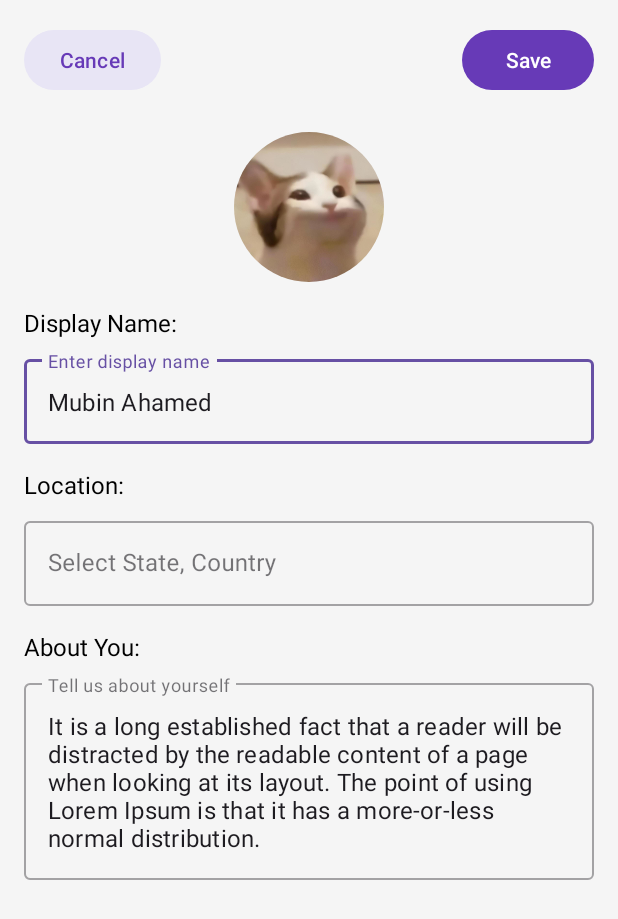
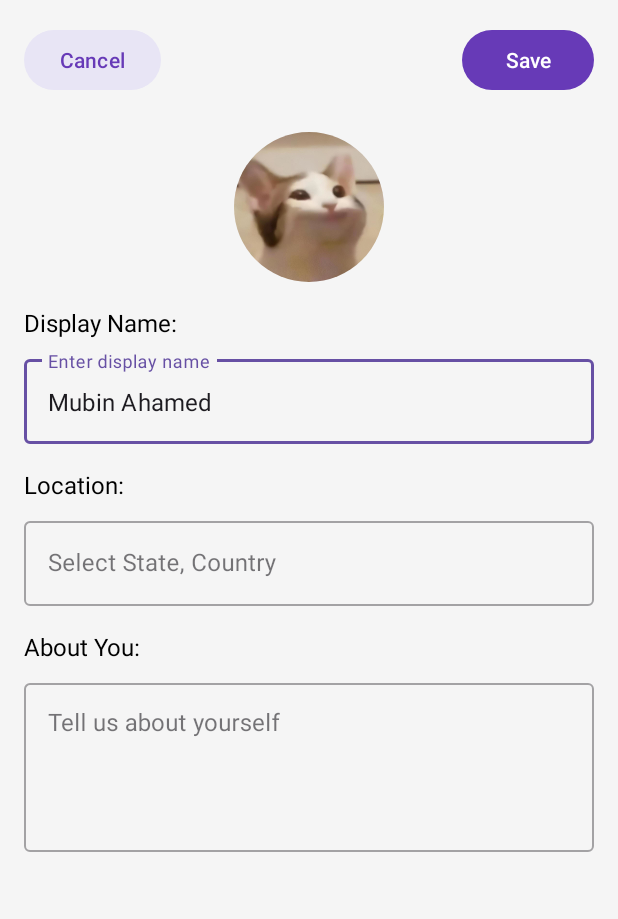
Before and after one commit to Xin-overclocked/SmartyPaws, an Android app: the EditProfileActivity screen opened directly, with no data from a screen before it, on a phone screen of 412 x 824 dp. Shown: the top 919 px of the screen. Run offline under Robolectric (Android 15) with nearby library versions, the phone set to English and light mode, and no system bars; our stand-ins replace CircleImageView, Firebase (no records; nobody signed in at launch, a user with empty details on screens opened directly).

Commit message:
fix about you and location default

```diff
--- a/app/src/main/java/com/example/smartypaws/SignUpActivity.java
+++ b/app/src/main/java/com/example/smartypaws/SignUpActivity.java
@@ -111,8 +111,8 @@ public class SignUpActivity extends AppCompatActivity {
         Map<String, Object> user = new HashMap<>();
         user.put("name", name);
         user.put("email", email);
-        user.put("about", "This is a about");
-        user.put("location", "Malaysia is here");
+        user.put("about", "");
+        user.put("location", "");
         user.put("emailVerified", false);
 
         db.collection("users").document(userId)
--- a/app/src/main/res/layout/activity_profile_edit.xml
+++ b/app/src/main/res/layout/activity_profile_edit.xml
@@ -151,8 +151,7 @@
                 android:layout_height="wrap_content"
                 android:hint="Tell us about yourself"
                 android:minLines="4"
-                android:gravity="top"
-                android:text="It is a long established fact that a reader will be distracted by the readable content of a page when looking at its layout. The point of using Lorem Ipsum is that it has a more-or-less normal distribution."/>
+                android:gravity="top"/>
         </com.google.android.material.textfield.TextInputLayout>
 
     </LinearLayout>
```
